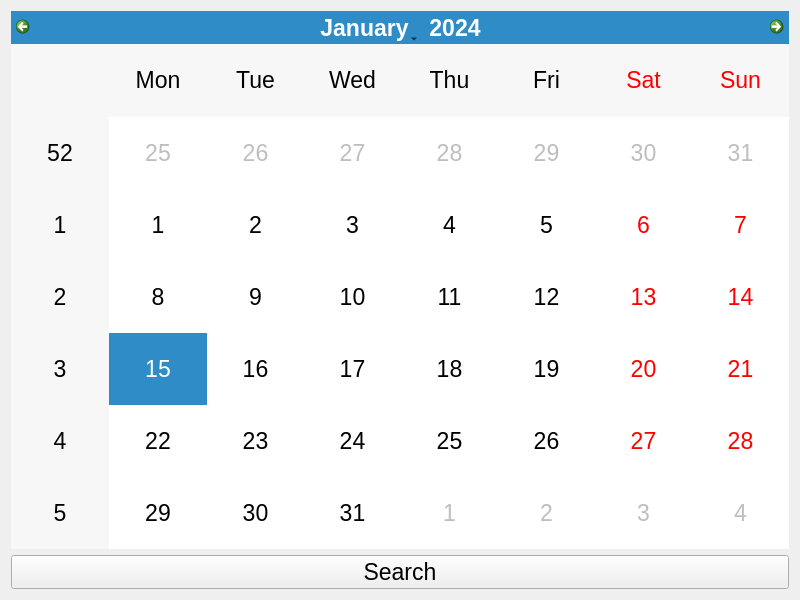
First picture: the form in widget.ui, repository ramzy2000/QAlertsSearch, before the edit.
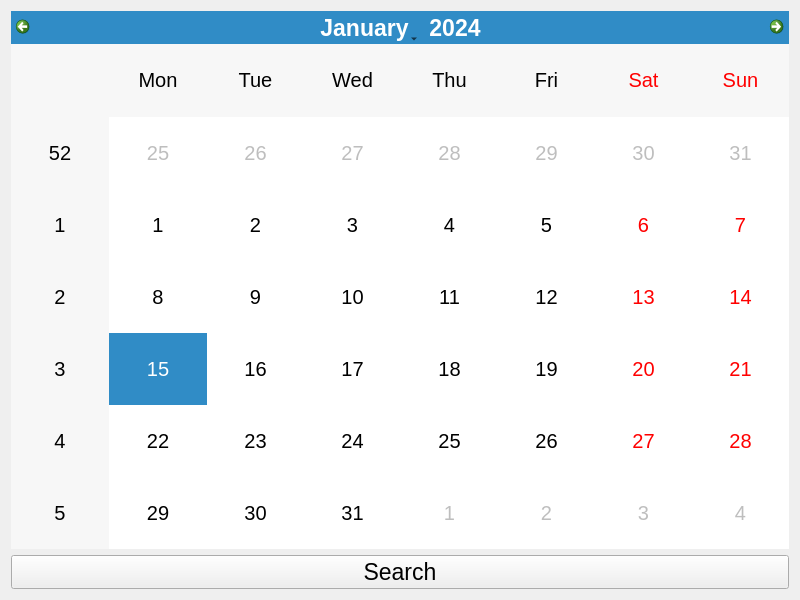
Second picture: the form after the edit.

```diff
--- a/widget.ui
+++ b/widget.ui
@@ -22,7 +22,13 @@
    <item>
     <layout class="QVBoxLayout" name="verticalLayout">
      <item>
-      <widget class="QCalendarWidget" name="calendarWidget"/>
+      <widget class="QCalendarWidget" name="calendarWidget">
+       <property name="font">
+        <font>
+         <pointsize>15</pointsize>
+        </font>
+       </property>
+      </widget>
      </item>
      <item>
       <widget class="QPushButton" name="pushButton">
```
